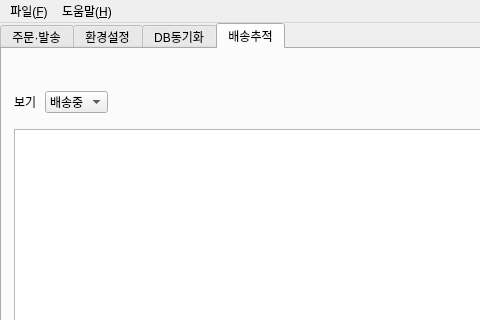
First picture: the form in ui/main_window.ui, repository Peanut0711/easy-fulfill, before the edit; both pictures show x 0 to 480 and y 0 to 320 of the 880 by 740 pixel window.
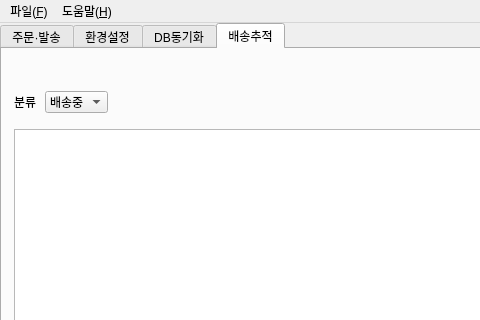
Second picture: the form after the edit. The open tabs and pages were chosen to show the change.

Commit message: style(ui): 배송추적 분류 콤보 라벨 '보기' → '분류'

Diff of the .ui file:
```diff
--- a/ui/main_window.ui
+++ b/ui/main_window.ui
@@ -1335,7 +1335,7 @@
           <item>
            <widget class="QLabel" name="label_tracking_filter">
             <property name="text">
-             <string>보기</string>
+             <string>분류</string>
             </property>
            </widget>
           </item>
```
